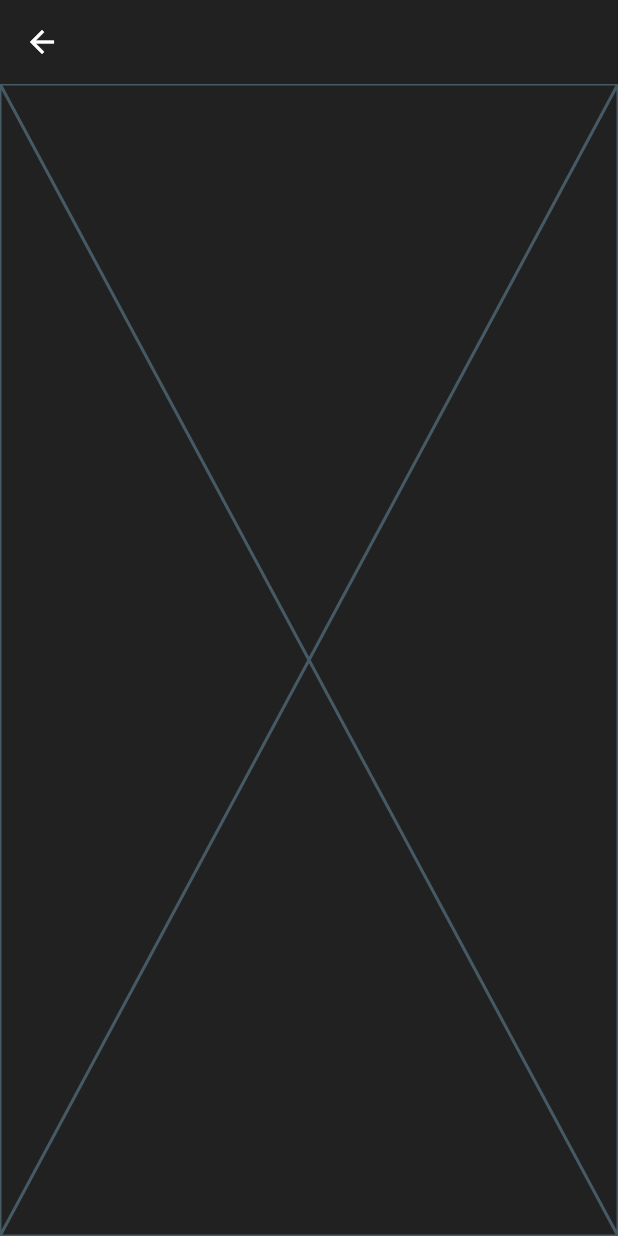
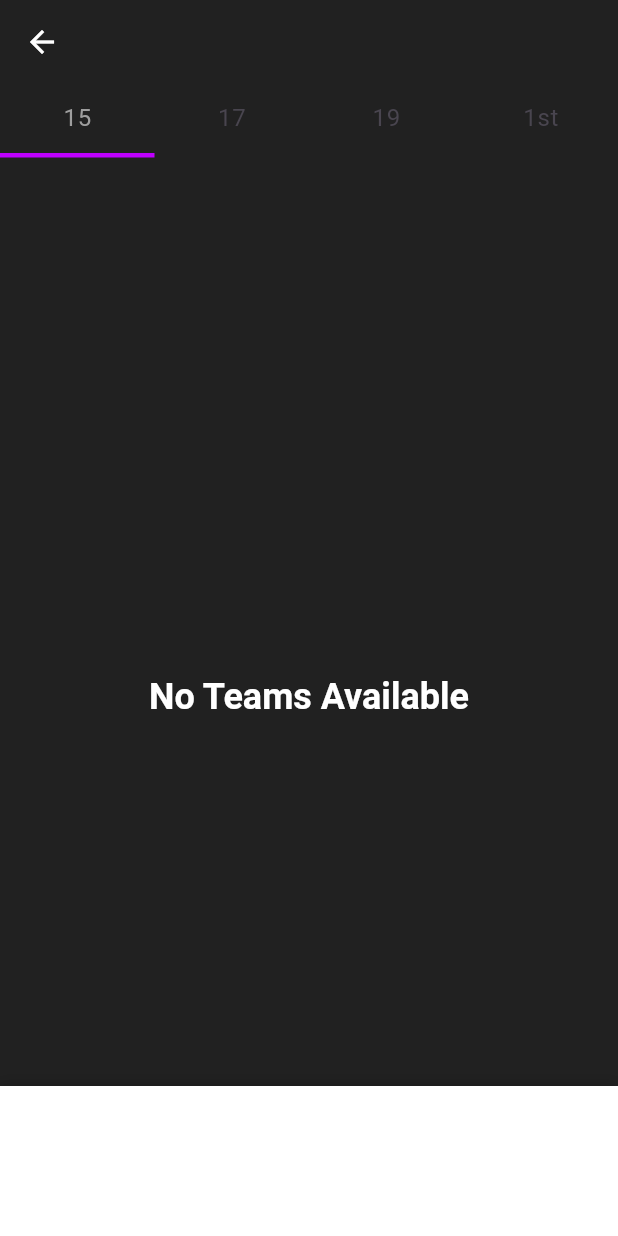
Before and after one commit to omarhisham55/dataVolley, a Flutter app: the AllTeams screen opened by its route, on a phone screen of 412 x 824 dp. Run offline on Flutter 3.47's test engine with Material 3 defaults, Android fonts, the phone set to English and light mode, and no system bars; drawn by our look-alikes of sliding_up_panel; our stand-ins replace cached_network_image, cloud_firestore, conditional_builder_null_safety, dartz, easy_rich_text, equatable and 9 more; accounts and stored records are empty; network calls fail.

Commit message:
view teams pt1

```diff
--- a/lib/config/theme/theme.dart
+++ b/lib/config/theme/theme.dart
@@ -13,6 +13,7 @@ ThemeData appTheme = ThemeData(
     titleSmall: TextStyle(color: Colors.white),
     headlineLarge: TextStyle(color: Colors.white, fontWeight: FontWeight.bold),
     headlineMedium: TextStyle(color: Colors.white, fontWeight: FontWeight.bold),
+    headlineSmall: TextStyle(color: Colors.white, fontWeight: FontWeight.bold),
     labelLarge: TextStyle(color: Colors.grey),
     bodyLarge: TextStyle(color: Colors.grey),
   ),
--- a/lib/core/utils/images.dart
+++ b/lib/core/utils/images.dart
@@ -3,4 +3,5 @@ const String baseImg = "assets/images";
 class MainImages {
   static const String logo = "$baseImg/logo.png";
   static const String clubExample = "$baseImg/asc.png";
+  static const String unknownClub = "$baseImg/unknown.jpeg";
 }
--- a/lib/features/match_layout/presentation/cubit/match_layout_cubit.dart
+++ b/lib/features/match_layout/presentation/cubit/match_layout_cubit.dart
@@ -21,11 +21,12 @@ class MatchLayoutCubit extends Cubit<MatchLayoutState> {
   static MatchLayoutCubit get(context) => BlocProvider.of(context);
   final GlobalKey<FormState> createNewTeamFormKey = GlobalKey<FormState>();
   final PanelController createNewTeamPanelController = PanelController();
-  final TextEditingController createNewTeamNameController =
+  final TextEditingController teamNameController =
       TextEditingController();
+  final PanelController editTeamPanelController = PanelController();
   String level = "";
   Map<String, List<TeamModel>> allTeams = {};
-  late List<String> levels = allTeams.keys.toList();
+  late List<String> levels = ['15', '17', '19', '1st'];
   List<TeamModel>? combinedLevels;
 
   TeamModel? homeTeam;
@@ -35,7 +36,7 @@ class MatchLayoutCubit extends Cubit<MatchLayoutState> {
     emit(CreateTeamLoadingState());
     final response = await createTeamUsecase(
       TeamModel(
-        name: createNewTeamNameController.text,
+        name: teamNameController.text,
         level: level,
         color: TeamColorPicker.color,
       ),
--- a/lib/features/match_layout/presentation/pages/dataset/all_teams.dart
+++ b/lib/features/match_layout/presentation/pages/dataset/all_teams.dart
@@ -1,13 +1,126 @@
+import 'package:cached_network_image/cached_network_image.dart';
+import 'package:conditional_builder_null_safety/conditional_builder_null_safety.dart';
+import 'package:data_volley_match/core/utils/images.dart';
+import 'package:data_volley_match/features/match_layout/data/models/team_model.dart';
+import 'package:data_volley_match/features/match_layout/presentation/cubit/match_layout_cubit.dart';
+import 'package:data_volley_match/features/match_layout/presentation/widgets/tabs.dart';
 import 'package:flutter/material.dart';
+import 'package:flutter_bloc/flutter_bloc.dart';
+import 'package:sliding_up_panel/sliding_up_panel.dart';
 
 class AllTeams extends StatelessWidget {
   const AllTeams({super.key});
 
   @override
   Widget build(BuildContext context) {
-    return Scaffold(
-      appBar: AppBar(),
-      body: const Placeholder(),
+    final MatchLayoutCubit manager = MatchLayoutCubit.get(context);
+    return BlocBuilder<MatchLayoutCubit, MatchLayoutState>(
+      builder: (context, state) {
+        return ConditionalBuilder(
+          condition: manager.allTeams.isNotEmpty,
+          fallback: (context) => const Center(
+            child: CircularProgressIndicator.adaptive(),
+          ),
+          builder: (context) {
+            return SlidingUpPanel(
+              panelBuilder: (sc) => _editTeamPanel(context, manager),
+              body: Tabs(
+                length: manager.levels.length,
+                tabs: manager.levels,
+                tabsBody: manager.allTeams.entries
+                    .map(
+                      (value) => _viewTeamLevel(context, value.value, manager),
+                    )
+                    .toList(),
+              ),
+            );
+          },
+        );
+      },
     );
   }
+
+  Widget _viewTeamLevel(
+    BuildContext context,
+    List<TeamModel> teamModels,
+    MatchLayoutCubit manager,
+  ) {
+    return BlocBuilder<MatchLayoutCubit, MatchLayoutState>(
+      builder: (context, state) {
+        return ConditionalBuilder(
+            condition: teamModels.isNotEmpty,
+            fallback: (context) => Center(
+                  child: Text(
+                    "No Teams Available",
+                    style: Theme.of(context).textTheme.headlineSmall,
+                  ),
+                ),
+            builder: (context) {
+              return ListView.builder(
+                itemCount: teamModels.length,
+                itemBuilder: (context, index) => _viewTeamItem(
+                  context,
+                  teamModels[index],
+                  manager,
+                ),
+              );
+            });
+      },
+    );
+  }
+
+  Widget _viewTeamItem(
+    BuildContext context,
+    TeamModel team,
+    MatchLayoutCubit manager,
+  ) {
+    return InkWell(
+      onTap: () => manager.editTeamPanelController.isPanelOpen
+          ? manager.editTeamPanelController.close()
+          : null,
+      onLongPress: () => manager.editTeamPanelController.isPanelClosed
+          ? manager.editTeamPanelController.open()
+          : manager.editTeamPanelController.close(),
+      child: Padding(
+        padding: const EdgeInsets.all(20.0),
+        child: Row(
+          mainAxisAlignment: MainAxisAlignment.spaceBetween,
+          children: [
+            CachedNetworkImage(
+              imageUrl: team.image ??
+                  'https://i1.sndcdn.com/avatars-000437232558-yuo0mv-t500x500.jpg',
+              height: 50,
+              errorWidget: (context, url, error) => Image.asset(
+                MainImages.unknownClub,
+              ),
+              placeholder: (context, string) => Image.asset(
+                MainImages.unknownClub,
+              ),
+              imageBuilder: (context, imageProvider) => Image(
+                image: imageProvider,
+              ),
+            ),
+            Expanded(
+              child: Padding(
+                padding: const EdgeInsets.only(left: 20),
+                child: Text(
+                  team.name,
+                  style: Theme.of(context).textTheme.headlineSmall,
+                ),
+              ),
+            ),
+            Container(
+              width: 20,
+              height: 20,
+              color: team.color,
+            ),
+          ],
+        ),
+      ),
+    );
+  }
+
+  Widget _editTeamPanel(BuildContext context, MatchLayoutCubit manager) {
+    return Container();
+  }
 }
--- a/lib/features/match_layout/presentation/widgets/create_new_team_panel.dart
+++ b/lib/features/match_layout/presentation/widgets/create_new_team_panel.dart
@@ -37,7 +37,7 @@ class CreateNewTeamPanel extends StatelessWidget {
                     child: SharedWidgets.hintTextField(
                       context: context,
                       hintText: 'Enter team name',
-                      controller: manager.createNewTeamNameController,
+                      controller: manager.teamNameController,
                       keyboardType: TextInputType.name,
                       validate: (value) =>
                           value!.isEmpty ? 'Enter team name' : null,
--- /dev/null
+++ b/lib/features/match_layout/presentation/widgets/tabs.dart
@@ -0,0 +1,65 @@
+import 'package:data_volley_match/core/utils/colors.dart';
+import 'package:flutter/material.dart';
+
+class Tabs extends StatefulWidget {
+  final int length;
+  final List<String> tabs;
+  final List<Widget> tabsBody;
+  const Tabs({
+    super.key,
+    required this.length,
+    required this.tabs,
+    required this.tabsBody,
+  });
+
+  @override
+  State<Tabs> createState() => _TabsState();
+}
+
+class _TabsState extends State<Tabs> with SingleTickerProviderStateMixin {
+  late final TabController _controller;
+
+  @override
+  void initState() {
+    super.initState();
+    _controller = TabController(length: widget.length, vsync: this);
+  }
+
+  @override
+  void dispose() {
+    _controller.dispose();
+    super.dispose();
+  }
+
+  @override
+  Widget build(BuildContext context) {
+    return Scaffold(
+      appBar: AppBar(
+        elevation: 0,
+        bottom: TabBar(
+          controller: _controller,
+          tabs: widget.tabs
+              .map(
+                (tab) => Tab(
+                  text: tab,
+                ),
+              )
+              .toList(),
+          labelStyle: Theme.of(context).textTheme.bodyLarge,
+          indicatorColor: MainColors.buttonColor,
+          indicatorSize: TabBarIndicatorSize.tab,
+          indicatorWeight: 3,
+          dividerColor: MainColors.primaryColor,
+        ),
+      ),
+      body: TabBarView(
+        controller: _controller,
+        physics: const BouncingScrollPhysics(),
+        children: List.generate(
+          widget.length,
+          (index) => widget.tabsBody[index],
+        ),
+      ),
+    );
+  }
+}
--- a/pubspec.yaml
+++ b/pubspec.yaml
@@ -8,6 +8,7 @@ environment:
   sdk: ">=3.2.4 <4.0.0"
 
 dependencies:
+  cached_network_image: ^3.3.1
   cloud_firestore: ^4.14.0
   conditional_builder_null_safety: ^0.0.6
   cupertino_icons: ^1.0.2
```
Also changed, not shown: lib/features/match_layout/presentation/pages/app_entry/app_entry.dart (+5 -2 lines), assets/images/unknown.jpeg (added), pubspec.lock, 1 other file.
